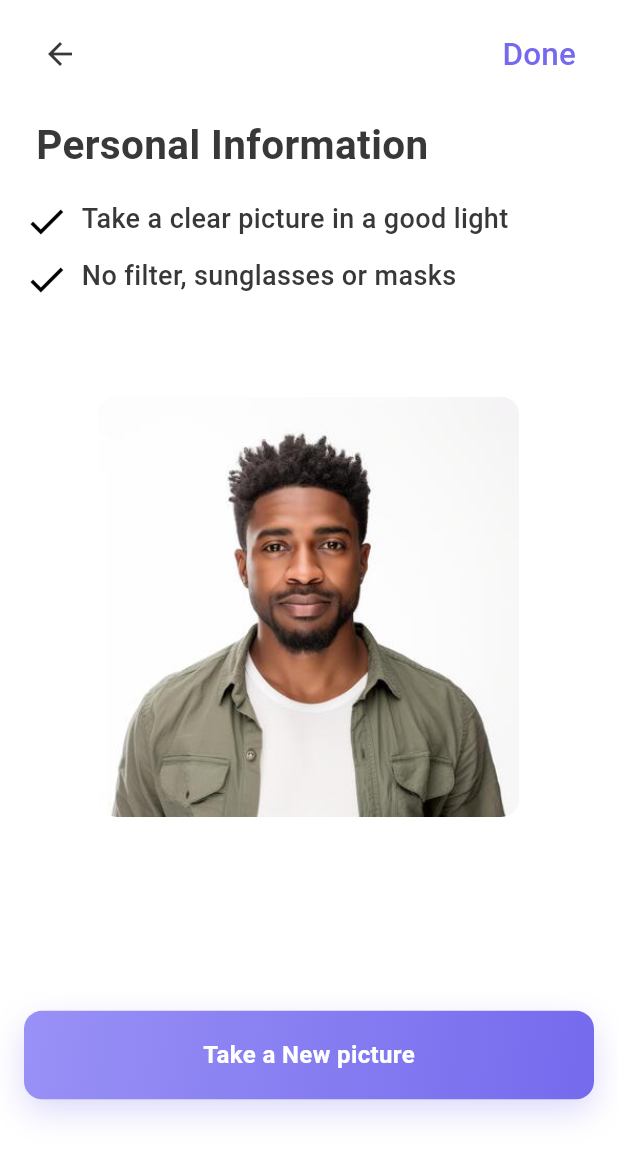
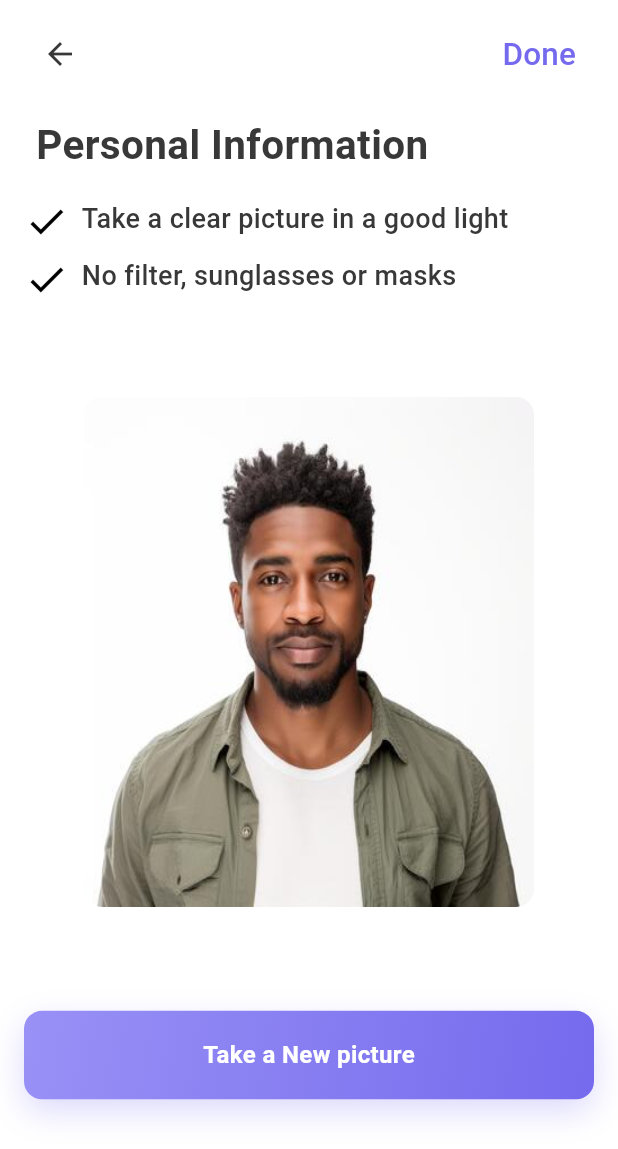
Before and after one commit to rayyankhan00776/GoDropMe, a Flutter app: the PersonalinfoHelpScreen screen opened directly, on a phone screen of 412 x 824 dp, the part 87-1236 px from its top. Run offline on Flutter 3.47's test engine with Material 3 defaults, Android fonts, the phone set to English and light mode, and no system bars; our stand-ins replace flutter_svg, get, image_picker; project files that could hold a hidden picture were left out.

Commit message:
consistent the image showing in the help screens and the main data screens

```diff
--- a/lib/core/widgets/custom_image_container.dart
+++ b/lib/core/widgets/custom_image_container.dart
@@ -14,6 +14,9 @@ class CustomImageContainer extends StatelessWidget {
   final double width;
   final double height;
   final BorderRadius? borderRadius;
+  final BoxFit fit;
+  final AlignmentGeometry alignment;
+  final Color? backgroundColor;
 
   const CustomImageContainer({
     super.key,
@@ -22,6 +25,9 @@ class CustomImageContainer extends StatelessWidget {
     this.width = 120,
     this.height = 120,
     this.borderRadius,
+    this.fit = BoxFit.cover,
+    this.alignment = Alignment.center,
+    this.backgroundColor,
   });
 
   @override
@@ -33,7 +39,7 @@ class CustomImageContainer extends StatelessWidget {
         width: width,
         height: height,
         decoration: BoxDecoration(
-          color: Colors.grey[200],
+          color: backgroundColor ?? Colors.grey[200],
           borderRadius: borderRadius ?? BorderRadius.circular(7),
           image: imagePath != null
               ? DecorationImage(
@@ -43,7 +49,8 @@ class CustomImageContainer extends StatelessWidget {
                   image: imagePath!.startsWith('assets/')
                       ? AssetImage(imagePath!) as ImageProvider
                       : FileImage(File(imagePath!)),
-                      fit: BoxFit.cover,
+                  fit: fit,
+                  alignment: alignment,
                 )
               : null,
         ),
--- a/lib/features/DriverSide/driverDataCollection/widgets/personalInfo/personalinfo_help_screen.dart
+++ b/lib/features/DriverSide/driverDataCollection/widgets/personalInfo/personalinfo_help_screen.dart
@@ -131,8 +131,11 @@ class _PersonalinfoHelpScreenState extends State<PersonalinfoHelpScreen> {
             Center(
               child: CustomImageContainer(
                 imagePath: _currentImagePath,
-                width: 280,
-                height: 280,
+                width: 300,
+                height: 340,
+                fit: BoxFit.fill,
+                alignment: Alignment.center,
+                backgroundColor: Colors.grey[50],
                 onTap: null,
                 borderRadius: BorderRadius.circular(12),
               ),
```
Also changed, not shown: lib/features/DriverSide/driverDataCollection/widgets/driverIdentification/identification_image_help_screen.dart (+9 -9 lines), lib/features/DriverSide/driverDataCollection/widgets/driverLicense/licence_image_help_screen.dart (+9 -6 lines), lib/features/DriverSide/driverDataCollection/widgets/driverLicense/selfie_with_licence_help_screen.dart (+10 -7 lines).
